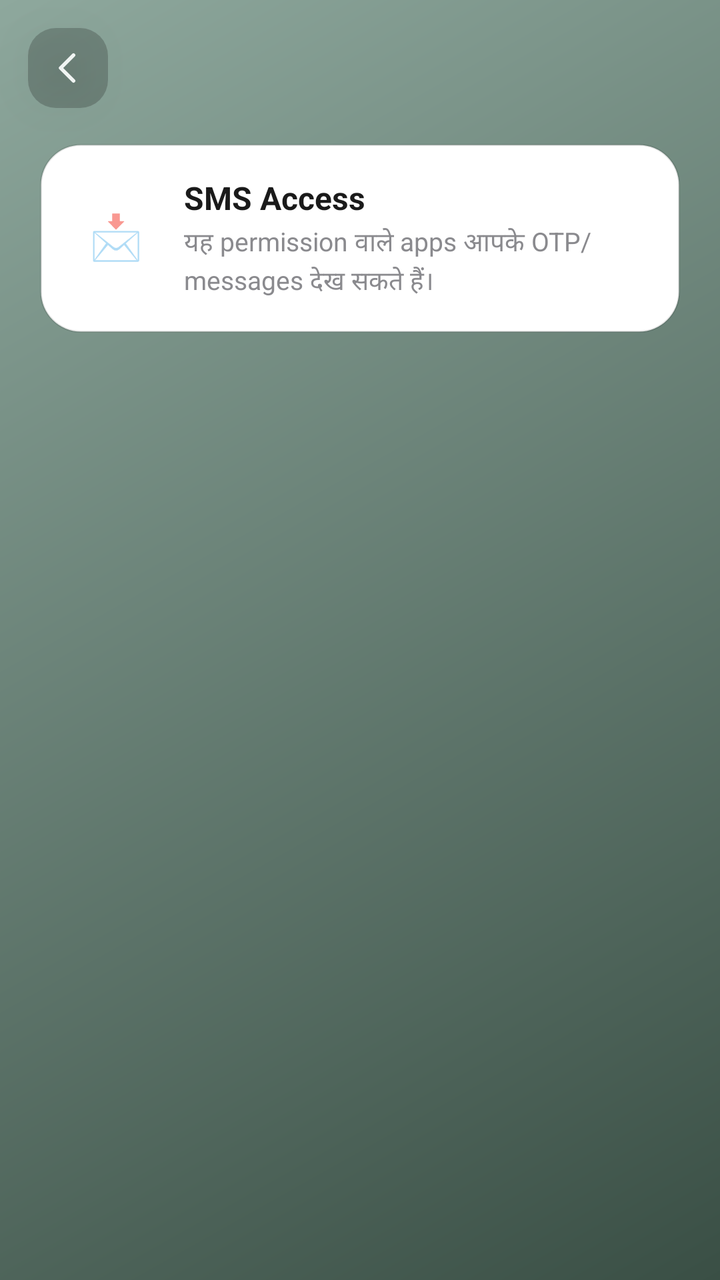
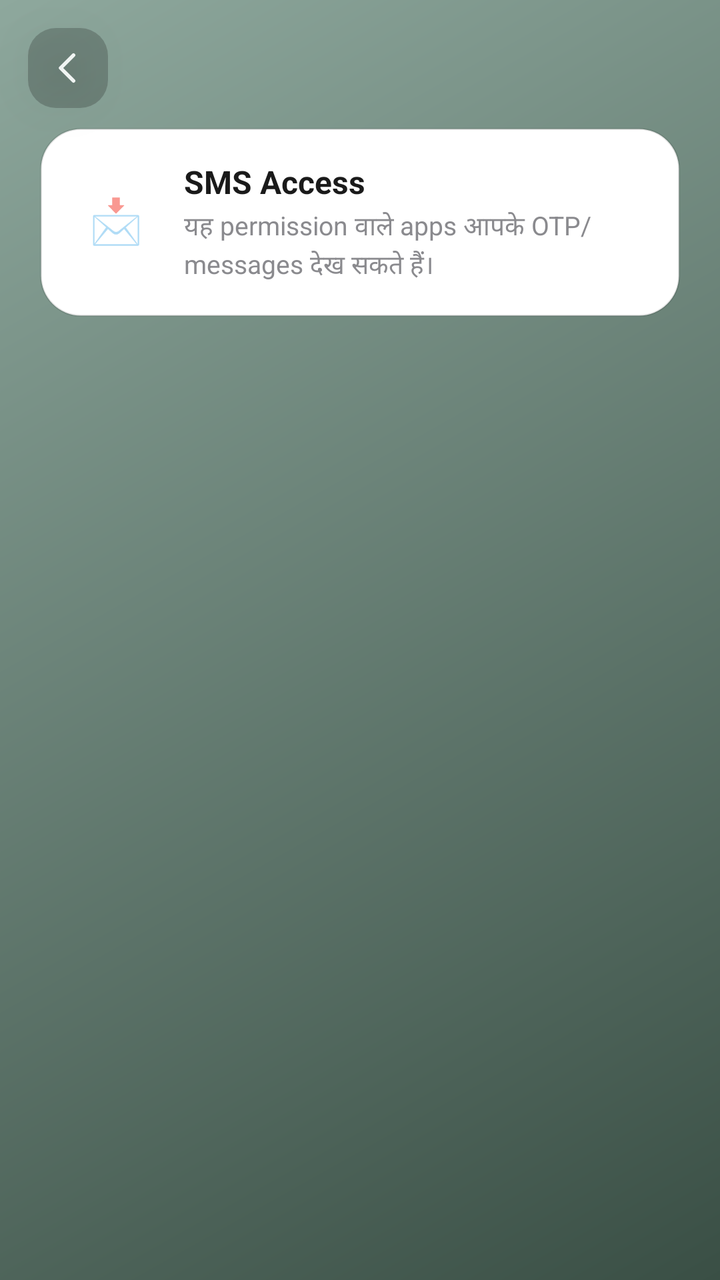

Compare the two renders of this Android layout. The source of the first and the diff that turns it into the second are given below.
<!-- AndroidManifest.xml: application theme Theme.Goat -->
<!-- res/layout/activity_risky_permissions.xml -->
<?xml version="1.0" encoding="utf-8"?>
<FrameLayout xmlns:android="http://schemas.android.com/apk/res/android"
    xmlns:app="http://schemas.android.com/apk/res-auto"
    android:layout_width="match_parent"
    android:layout_height="match_parent"
    android:background="@drawable/bg_home_gradient">

    

    <LinearLayout
        android:layout_width="match_parent"
        android:layout_height="match_parent"
        android:orientation="vertical"
        android:paddingTop="72dp"
        android:paddingStart="20dp"
        android:paddingEnd="20dp">

        <LinearLayout
            android:id="@+id/permissionsListContainer"
            android:layout_width="match_parent"
            android:layout_height="wrap_content"
            android:orientation="vertical">

            <LinearLayout
                android:id="@+id/btnSmsAccessPermission"
                android:layout_width="match_parent"
                android:layout_height="wrap_content"
                android:orientation="horizontal"
                android:gravity="center_vertical"
                android:background="@drawable/bg_whatsapp_guide_card"
                android:paddingStart="18dp"
                android:paddingEnd="18dp"
                android:paddingTop="16dp"
                android:paddingBottom="16dp"
                android:clickable="true"
                android:focusable="true">

                <TextView
                    android:layout_width="40dp"
                    android:layout_height="40dp"
                    android:text="📩"
                    android:textSize="22sp"
                    android:gravity="center"
                    android:includeFontPadding="false" />

                <LinearLayout
                    android:layout_width="0dp"
                    android:layout_height="wrap_content"
                    android:layout_weight="1"
                    android:layout_marginStart="14dp"
                    android:orientation="vertical">

                    <TextView
                        android:id="@+id/tvSmsAccessPermissionName"
                        android:layout_width="match_parent"
                        android:layout_height="wrap_content"
                        android:text="@string/sms_access_permission_name"
                        android:textColor="@color/guide_card_title_text"
                        android:textSize="16sp"
                        android:textStyle="bold"
                        android:maxLines="1"
                        android:ellipsize="end"
                        android:fontFamily="sans-serif" />

                    <TextView
                        android:id="@+id/tvSmsAccessPermissionDescription"
                        android:layout_width="match_parent"
                        android:layout_height="wrap_content"
                        android:layout_marginTop="2dp"
                        android:text="@string/sms_access_permission_description"
                        android:textColor="@color/guide_card_subtitle_text"
                        android:textSize="13sp"
                        android:lineSpacingMultiplier="1.1"
                        android:fontFamily="sans-serif" />

                </LinearLayout>

            </LinearLayout>

        </LinearLayout>

    </LinearLayout>

    <ImageView
        android:id="@+id/btnBack"
        android:layout_width="40dp"
        android:layout_height="40dp"
        android:layout_gravity="top|start"
        android:layout_marginStart="14dp"
        android:layout_marginTop="14dp"
        android:padding="9dp"
        android:background="@drawable/bg_fix_issue_button"
        android:src="@drawable/ic_back_arrow"
        android:contentDescription="@null"
        android:clickable="true"
        android:focusable="true"
        android:elevation="12dp" />

</FrameLayout>
<!-- resources referenced by this layout -->
<resources>
  <color name="guide_card_subtitle_text">#8A8A8E</color>
  <color name="guide_card_title_text">#1A1A1A</color>
  <!-- drawable bg_fix_issue_button (drawable) -->
  <shape xmlns:android="http://schemas.android.com/apk/res/android"
      android:shape="rectangle">
      <solid android:color="@color/fix_issue_bg" />
      <corners android:radius="14dp" />
  </shape>
  <!-- drawable bg_home_gradient (drawable) -->
  <?xml version="1.0" encoding="utf-8"?>
  <shape xmlns:android="http://schemas.android.com/apk/res/android"
      android:shape="rectangle">
  
      <gradient
          android:type="linear"
          android:angle="315"
          android:startColor="@color/home_bg_gradient_start"
          android:endColor="@color/home_bg_gradient_end" />
  
  </shape>
  <!-- drawable bg_whatsapp_guide_card (drawable) -->
  <?xml version="1.0" encoding="utf-8"?>
  <shape xmlns:android="http://schemas.android.com/apk/res/android"
      android:shape="rectangle">
      <solid android:color="@color/guide_card_bg" />
      <stroke
          android:width="1dp"
          android:color="@color/guide_card_stroke" />
      <corners android:radius="20dp" />
  </shape>
  <!-- drawable ic_back_arrow (drawable) -->
  <vector xmlns:android="http://schemas.android.com/apk/res/android"
      android:width="20dp"
      android:height="20dp"
      android:viewportWidth="24"
      android:viewportHeight="24">
      <path
          android:fillColor="#00000000"
          android:pathData="M15,5 L8,12 L15,19"
          android:strokeColor="@color/home_button_text"
          android:strokeWidth="2"
          android:strokeLineCap="round"
          android:strokeLineJoin="round" />
  </vector>
  <string name="sms_access_permission_description">यह permission वाले apps आपके OTP/messages देख सकते हैं।</string>
  <string name="sms_access_permission_name">SMS Access</string>
  <style name="Theme.Goat" parent="Theme.MaterialComponents.DayNight.NoActionBar">
          <item name="colorPrimary">@color/brand_primary</item>
          <item name="colorPrimaryDark">@color/brand_primary_dark</item>
          <item name="colorAccent">@color/brand_accent</item>
          <item name="colorOnPrimary">@color/text_on_primary</item>
          <item name="android:windowBackground">@color/bg_screen</item>
          <item name="android:statusBarColor">@color/bg_screen</item>
          <item name="android:windowLightStatusBar">true</item>
          <item name="android:textColorPrimary">@color/text_primary</item>
          <item name="android:fontFamily">sans-serif</item>
      </style>
  <color name="fix_issue_bg">#33000000</color>
  <color name="home_bg_gradient_start">#8EA89D</color>
  <color name="home_bg_gradient_end">#3A4F45</color>
  <color name="guide_card_bg">#FFFFFF</color>
  <color name="guide_card_stroke">#1A000000</color>
  <color name="home_button_text">#F1F5F3</color>
  <color name="brand_primary">#2A5CD8</color>
  <color name="brand_primary_dark">#1B3FA6</color>
  <color name="brand_accent">#2A5CD8</color>
  <color name="text_on_primary">#FFFFFF</color>
  <color name="bg_screen">#F4F6FA</color>
  <color name="text_primary">#171B26</color>
</resources>

<!-- the commit's change to res/layout/activity_risky_permissions.xml (unified diff, before → after) -->
@@ -6,80 +6,85 @@
     android:background="@drawable/bg_home_gradient">
 
     
+    <LinearLayout
+        android:id="@+id/permissionHeaderCard"
+        android:layout_width="match_parent"
+        android:layout_height="wrap_content"
+        android:layout_gravity="top"
+        android:orientation="horizontal"
+        android:gravity="center_vertical"
+        android:background="@drawable/bg_whatsapp_guide_card"
+        android:layout_marginTop="64dp"
+        android:layout_marginStart="20dp"
+        android:layout_marginEnd="20dp"
+        android:paddingStart="18dp"
+        android:paddingEnd="18dp"
+        android:paddingTop="16dp"
+        android:paddingBottom="16dp">
 
-    <LinearLayout
-        android:layout_width="match_parent"
-        android:layout_height="match_parent"
-        android:orientation="vertical"
-        android:paddingTop="72dp"
-        android:paddingStart="20dp"
-        android:paddingEnd="20dp">
+        <TextView
+            android:layout_width="40dp"
+            android:layout_height="40dp"
+            android:text="📩"
+            android:textSize="22sp"
+            android:gravity="center"
+            android:includeFontPadding="false" />
 
         <LinearLayout
-            android:id="@+id/permissionsListContainer"
-            android:layout_width="match_parent"
+            android:layout_width="0dp"
             android:layout_height="wrap_content"
+            android:layout_weight="1"
+            android:layout_marginStart="14dp"
             android:orientation="vertical">
 
-            <LinearLayout
-                android:id="@+id/btnSmsAccessPermission"
+            <TextView
+                android:id="@+id/tvSmsAccessPermissionName"
                 android:layout_width="match_parent"
                 android:layout_height="wrap_content"
-                android:orientation="horizontal"
-                android:gravity="center_vertical"
-                android:background="@drawable/bg_whatsapp_guide_card"
-                android:paddingStart="18dp"
-                android:paddingEnd="18dp"
-                android:paddingTop="16dp"
-                android:paddingBottom="16dp"
-                android:clickable="true"
-                android:focusable="true">
+                android:text="@string/sms_access_permission_name"
+                android:textColor="@color/guide_card_title_text"
+                android:textSize="16sp"
+                android:textStyle="bold"
+                android:maxLines="1"
+                android:ellipsize="end"
+                android:fontFamily="sans-serif" />
 
-                <TextView
-                    android:layout_width="40dp"
-                    android:layout_height="40dp"
-                    android:text="📩"
-                    android:textSize="22sp"
-                    android:gravity="center"
-                    android:includeFontPadding="false" />
-
-                <LinearLayout
-                    android:layout_width="0dp"
-                    android:layout_height="wrap_content"
-                    android:layout_weight="1"
-                    android:layout_marginStart="14dp"
-                    android:orientation="vertical">
-
-                    <TextView
-                        android:id="@+id/tvSmsAccessPermissionName"
-                        android:layout_width="match_parent"
-                        android:layout_height="wrap_content"
-                        android:text="@string/sms_access_permission_name"
-                        android:textColor="@color/guide_card_title_text"
-                        android:textSize="16sp"
-                        android:textStyle="bold"
-                        android:maxLines="1"
-                        android:ellipsize="end"
-                        android:fontFamily="sans-serif" />
-
-                    <TextView
-                        android:id="@+id/tvSmsAccessPermissionDescription"
-                        android:layout_width="match_parent"
-                        android:layout_height="wrap_content"
-                        android:layout_marginTop="2dp"
-                        android:text="@string/sms_access_permission_description"
-                        android:textColor="@color/guide_card_subtitle_text"
-                        android:textSize="13sp"
-                        android:lineSpacingMultiplier="1.1"
-                        android:fontFamily="sans-serif" />
-
-                </LinearLayout>
-
-            </LinearLayout>
+            <TextView
+                android:id="@+id/tvSmsAccessPermissionDescription"
+                android:layout_width="match_parent"
+                android:layout_height="wrap_content"
+                android:layout_marginTop="2dp"
+                android:text="@string/sms_access_permission_description"
+                android:textColor="@color/guide_card_subtitle_text"
+                android:textSize="13sp"
+                android:lineSpacingMultiplier="1.1"
+                android:fontFamily="sans-serif" />
 
         </LinearLayout>
 
     </LinearLayout>
+
+    
+    <androidx.recyclerview.widget.RecyclerView
+        android:id="@+id/rvPermissionApps"
+        android:layout_width="match_parent"
+        android:layout_height="match_parent"
+        android:layout_gravity="top"
+        android:layout_marginTop="152dp"
+        android:paddingStart="20dp"
+        android:paddingEnd="20dp"
+        android:paddingBottom="24dp"
+        android:clipToPadding="false" />
+
+    
+    <ProgressBar
+        android:id="@+id/permissionListLoader"
+        android:layout_width="36dp"
+        android:layout_height="36dp"
+        android:layout_gravity="center"
+        android:layout_marginTop="60dp"
+        android:indeterminateTint="@color/home_button_text"
+        android:visibility="visible" />
 
     <ImageView
         android:id="@+id/btnBack"
